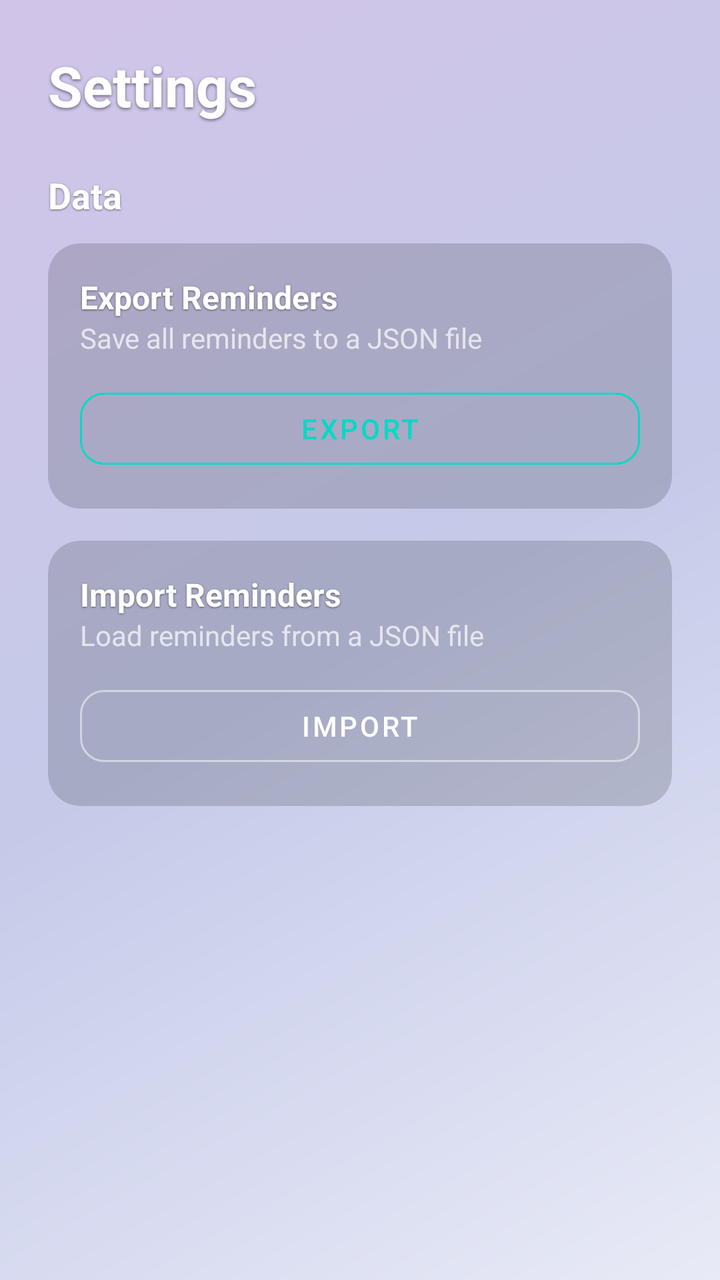
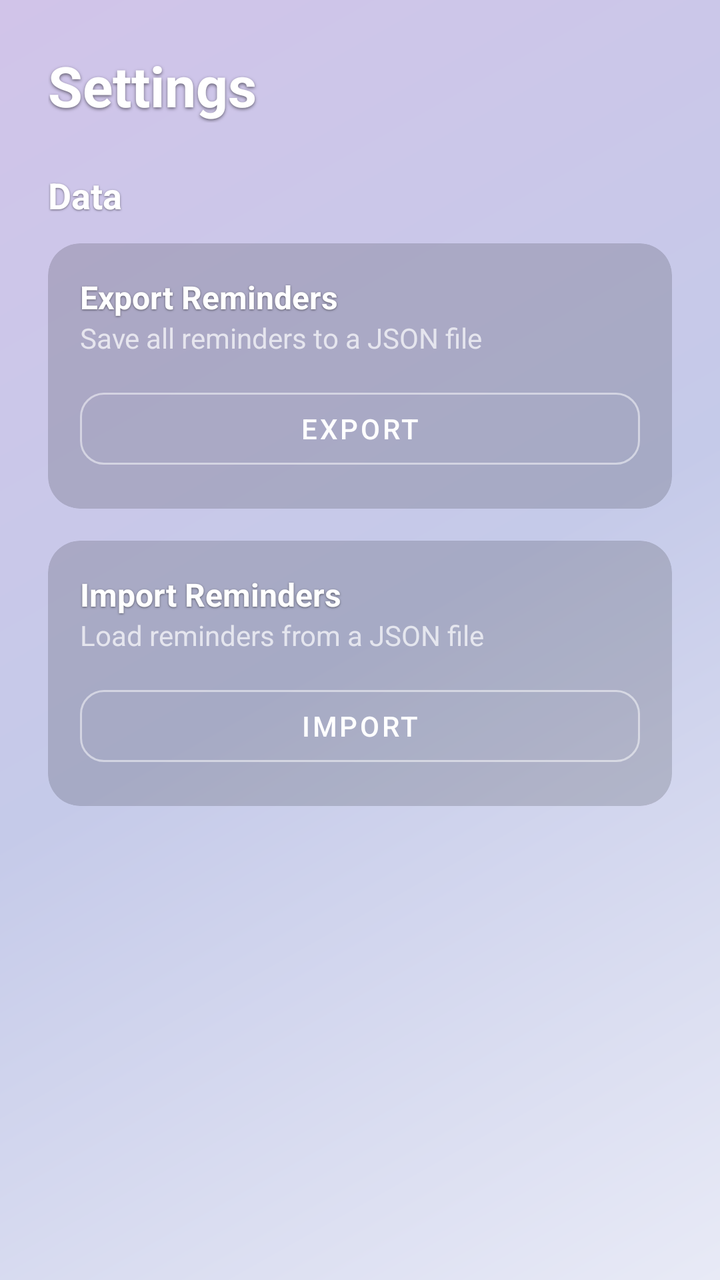

Two renders of the same Android screen: before a commit and after it. Below are the layout's source before the change and the commit's diff.
<!-- AndroidManifest.xml: application theme Theme.LocationReminder -->
<!-- res/layout/activity_settings.xml -->
<?xml version="1.0" encoding="utf-8"?>
<androidx.constraintlayout.widget.ConstraintLayout
    android:id="@+id/rootLayout"
    xmlns:android="http://schemas.android.com/apk/res/android"
    xmlns:app="http://schemas.android.com/apk/res-auto"
    android:layout_width="match_parent"
    android:layout_height="match_parent"
    android:fitsSystemWindows="true"
    android:background="@drawable/gradient_background">

    <ScrollView
        android:layout_width="0dp"
        android:layout_height="0dp"
        app:layout_constraintTop_toTopOf="parent"
        app:layout_constraintBottom_toBottomOf="parent"
        app:layout_constraintStart_toStartOf="parent"
        app:layout_constraintEnd_toEndOf="parent">

        <LinearLayout
            android:layout_width="match_parent"
            android:layout_height="wrap_content"
            android:orientation="vertical"
            android:padding="24dp">

            <TextView
                android:layout_width="match_parent"
                android:layout_height="wrap_content"
                android:text="Settings"
                android:textColor="@color/white"
                android:textSize="28sp"
                android:textStyle="bold"
                android:layout_marginBottom="24dp"
                android:shadowColor="#80000000"
                android:shadowDx="0"
                android:shadowDy="2"
                android:shadowRadius="4"/>

            <TextView
                android:layout_width="match_parent"
                android:layout_height="wrap_content"
                android:text="Data"
                android:textColor="@color/white"
                android:textSize="18sp"
                android:textStyle="bold"
                android:layout_marginBottom="12dp"
                android:shadowColor="#80000000"
                android:shadowDx="0"
                android:shadowDy="1"
                android:shadowRadius="2"/>

            <com.google.android.material.card.MaterialCardView
                android:layout_width="match_parent"
                android:layout_height="wrap_content"
                app:cardCornerRadius="16dp"
                app:cardElevation="0dp"
                app:cardBackgroundColor="#28000000"
                android:layout_marginBottom="16dp">

                <LinearLayout
                    android:layout_width="match_parent"
                    android:layout_height="wrap_content"
                    android:orientation="vertical"
                    android:padding="16dp">

                    <TextView
                        android:layout_width="match_parent"
                        android:layout_height="wrap_content"
                        android:text="Export Reminders"
                        android:textColor="@color/white"
                        android:textSize="16sp"
                        android:textStyle="bold"
                        android:shadowColor="#80000000"
                        android:shadowDx="0"
                        android:shadowDy="1"
                        android:shadowRadius="2"/>

                    <TextView
                        android:layout_width="match_parent"
                        android:layout_height="wrap_content"
                        android:text="Save all reminders to a JSON file"
                        android:textColor="@color/white"
                        android:alpha="0.7"
                        android:textSize="14sp"
                        android:layout_marginBottom="12dp"/>

                    <com.google.android.material.button.MaterialButton
                        android:id="@+id/btnExport"
                        style="@style/Widget.MaterialComponents.Button.OutlinedButton"
                        android:layout_width="match_parent"
                        android:layout_height="48dp"
                        android:text="Export"
                        app:strokeColor="@color/colorSecondary"
                        app:cornerRadius="12dp"
                        android:textColor="@color/colorSecondary"/>

                </LinearLayout>

            </com.google.android.material.card.MaterialCardView>

            <com.google.android.material.card.MaterialCardView
                android:layout_width="match_parent"
                android:layout_height="wrap_content"
                app:cardCornerRadius="16dp"
                app:cardElevation="0dp"
                app:cardBackgroundColor="#28000000"
                android:layout_marginBottom="16dp">

                <LinearLayout
                    android:layout_width="match_parent"
                    android:layout_height="wrap_content"
                    android:orientation="vertical"
                    android:padding="16dp">

                    <TextView
                        android:layout_width="match_parent"
                        android:layout_height="wrap_content"
                        android:text="Import Reminders"
                        android:textColor="@color/white"
                        android:textSize="16sp"
                        android:textStyle="bold"
                        android:shadowColor="#80000000"
                        android:shadowDx="0"
                        android:shadowDy="1"
                        android:shadowRadius="2"/>

                    <TextView
                        android:layout_width="match_parent"
                        android:layout_height="wrap_content"
                        android:text="Load reminders from a JSON file"
                        android:textColor="@color/white"
                        android:alpha="0.7"
                        android:textSize="14sp"
                        android:layout_marginBottom="12dp"/>

                    <com.google.android.material.button.MaterialButton
                        android:id="@+id/btnImport"
                        style="@style/Widget.MaterialComponents.Button.OutlinedButton"
                        android:layout_width="match_parent"
                        android:layout_height="48dp"
                        android:text="Import"
                        app:strokeColor="#80FFFFFF"
                        app:cornerRadius="12dp"
                        android:textColor="@color/white"/>

                </LinearLayout>

            </com.google.android.material.card.MaterialCardView>

        </LinearLayout>

    </ScrollView>

</androidx.constraintlayout.widget.ConstraintLayout>
<!-- resources referenced by this layout -->
<resources>
  <color name="colorSecondary">#03DAC5</color>
  <color name="white">#FFFFFF</color>
  <!-- drawable gradient_background (drawable) -->
  <?xml version="1.0" encoding="utf-8"?>
  <shape xmlns:android="http://schemas.android.com/apk/res/android"
      android:shape="rectangle">
      <gradient
          android:angle="135"
          android:startColor="#E8EAF6"
          android:centerColor="#C5CAE9"
          android:endColor="#D1C4E9"
          android:type="linear" />
  </shape>
  <style name="Theme.LocationReminder" parent="Theme.MaterialComponents.DayNight.NoActionBar">
      <item name="colorPrimary">@color/colorPrimary</item>
      <item name="colorPrimaryVariant">@color/colorPrimaryVariant</item>
      <item name="colorOnPrimary">@color/white</item>
      <item name="colorSecondary">@color/colorSecondary</item>
      <item name="colorSecondaryVariant">@color/colorSecondaryDark</item>
      <item name="colorOnSecondary">@color/black</item>
  
      
      <item name="android:statusBarColor">@color/gradient_base_dark</item>
      <item name="android:navigationBarColor">@color/gradient_base_dark</item>
  </style>
  <color name="colorPrimary">#6200EE</color>
  <color name="colorPrimaryVariant">#3700B3</color>
  <color name="colorSecondaryDark">#01B7A4</color>
  <color name="black">#000000</color>
  <color name="gradient_base_dark">#121212</color>
</resources>

<!-- the commit's change to res/layout/activity_settings.xml (unified diff, before → after) -->
@@ -89,9 +89,9 @@
                         android:layout_width="match_parent"
                         android:layout_height="48dp"
                         android:text="Export"
-                        app:strokeColor="@color/colorSecondary"
+                        app:strokeColor="#80FFFFFF"
                         app:cornerRadius="12dp"
-                        android:textColor="@color/colorSecondary"/>
+                        android:textColor="@color/white"/>
 
                 </LinearLayout>
 
<!-- resource entries referenced after the edit -->
@@ -1,6 +1,5 @@
 <!-- resources referenced by this layout -->
 <resources>
-  <color name="colorSecondary">#03DAC5</color>
   <color name="white">#FFFFFF</color>
   <!-- drawable gradient_background (drawable) -->
   <?xml version="1.0" encoding="utf-8"?>
@@ -27,6 +26,7 @@
   </style>
   <color name="colorPrimary">#6200EE</color>
   <color name="colorPrimaryVariant">#3700B3</color>
+  <color name="colorSecondary">#03DAC5</color>
   <color name="colorSecondaryDark">#01B7A4</color>
   <color name="black">#000000</color>
   <color name="gradient_base_dark">#121212</color>
